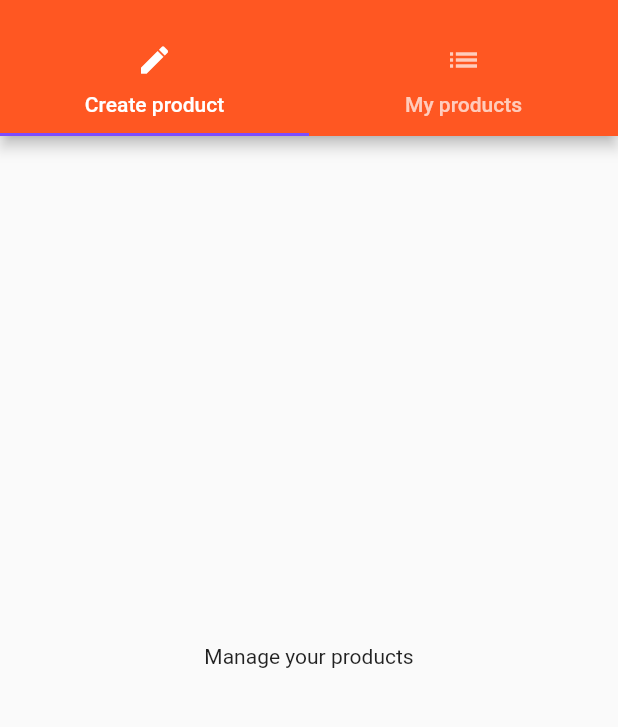
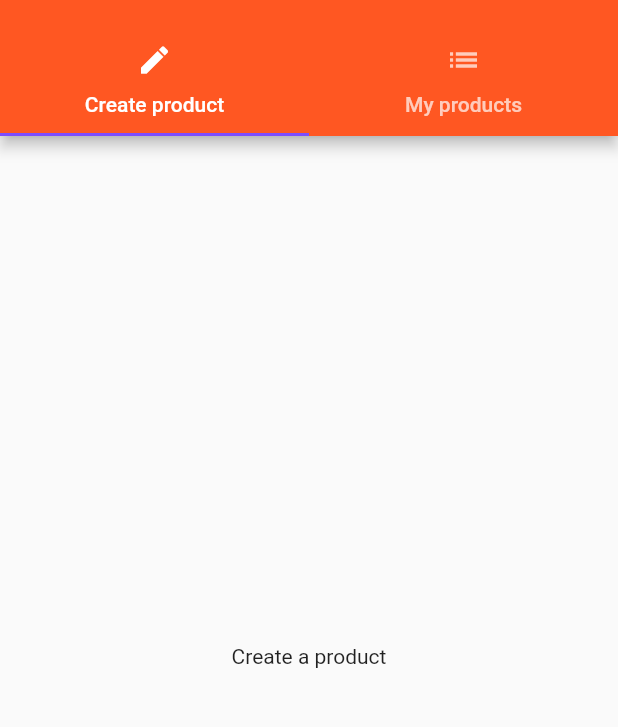
Before and after one commit to Jarkkohei/Flutter_course, a Flutter app: the ProductsAdmin screen opened directly, on a phone screen of 412 x 824 dp, the part 59-786 px from its top. Run offline on Flutter 3.47's test engine with Material 2 defaults, Android fonts, the phone set to English and light mode, and no system bars.

Commit message:
Add pages for creating and listing products and link tabs to them

```diff
--- /dev/null
+++ b/lib/pages/product_create.dart
@@ -0,0 +1,8 @@
+import 'package:flutter/material.dart';
+
+class ProductCreatePage extends StatelessWidget {
+  @override
+  Widget build(BuildContext context) {
+    return Center(child: Text('Create a product'),);
+  }
+}
--- /dev/null
+++ b/lib/pages/product_list.dart
@@ -0,0 +1,8 @@
+import 'package:flutter/material.dart';
+
+class ProductListPage extends StatelessWidget {
+  @override
+  Widget build(BuildContext context) {
+    return Center(child: Text('All products'),);
+  }
+}
--- a/lib/pages/products_admin.dart
+++ b/lib/pages/products_admin.dart
@@ -1,4 +1,7 @@
 import 'package:flutter/material.dart';
+
+import'./product_create.dart';
+import'./product_list.dart';
 
 class ProductsAdmin extends StatelessWidget {
   @override
@@ -19,8 +22,11 @@ class ProductsAdmin extends StatelessWidget {
             ),
           ]),
         ),
-        body: Center(
-          child: Text('Manage your products'),
+        body: TabBarView(
+          children: <Widget>[
+            ProductCreatePage(),
+            ProductListPage(),
+          ],
         ),
       ),
     );
```
